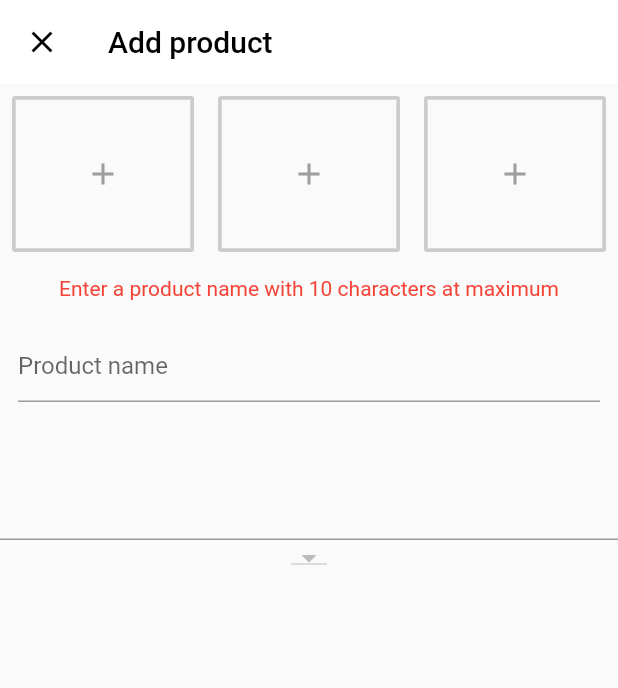
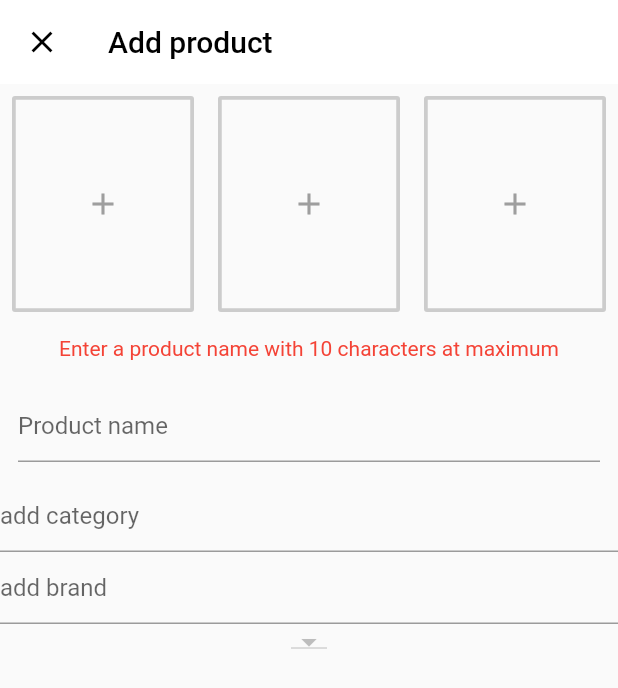
Before and after one commit to SergioEstebanPi/ecommerce-admin-flutter, a Flutter app: the AddProduct screen opened directly, on a phone screen of 412 x 824 dp. Shown: the top 688 px of the screen. Run offline on Flutter 3.47's test engine with Material 2 defaults, Android fonts, the phone set to English and light mode, and no system bars; drawn by our look-alikes of flutter_typeahead; our stand-ins replace cloud_firestore, firebase_core, fluttertoast; accounts and stored records are empty.

Commit message:
Categorias y marcas

```diff
--- a/lib/screens/add_product.dart
+++ b/lib/screens/add_product.dart
@@ -29,12 +29,6 @@ class _AddProductState extends State<AddProduct> {
   void initState() {
     super.initState();
     _getCategories();
-    /*
-    _currentCategory = categoriesDropDown[0] != null
-        ? categoriesDropDown[0].value
-        : 'Sin registros';
-
-     */
   }
   List<DropdownMenuItem<String>> getCategoriesDropDown(){
     List<DropdownMenuItem<String>> items = List();
@@ -42,14 +36,14 @@ class _AddProductState extends State<AddProduct> {
     print(categories.length);
     for(int i = 0; i < categories.length; i++){
       setState(() {
-        _currentCategory = categories[0]['categoryId'];
+        _currentCategory = categories[0]['category'];
         items.insert(
             0,
             DropdownMenuItem(
               child: Text(
-                  categories[i]['categoryName']
+                  categories[i]['category']
               ),
-              value: categories[i]['categoryId'],
+              value: categories[i]['category'],
             )
         );
       });
@@ -96,7 +90,7 @@ class _AddProductState extends State<AddProduct> {
                         width: 2.5
                       ),
                       child: Padding(
-                        padding: const EdgeInsets.fromLTRB(14, 40, 14, 40),
+                        padding: const EdgeInsets.fromLTRB(14, 60, 14, 60),
                         child: Icon(
                           Icons.add,
                           color: grey
@@ -117,7 +111,7 @@ class _AddProductState extends State<AddProduct> {
                           width: 2.5
                       ),
                       child: Padding(
-                        padding: const EdgeInsets.fromLTRB(14, 40, 14, 40),
+                        padding: const EdgeInsets.fromLTRB(14, 60, 14, 60),
                         child: Icon(
                             Icons.add,
                             color: grey
@@ -138,7 +132,7 @@ class _AddProductState extends State<AddProduct> {
                           width: 2.5
                       ),
                       child: Padding(
-                        padding: const EdgeInsets.fromLTRB(14, 40, 14, 40),
+                        padding: const EdgeInsets.fromLTRB(14, 60, 14, 60),
                         child: Icon(
                             Icons.add,
                             color: grey
@@ -178,13 +172,47 @@ class _AddProductState extends State<AddProduct> {
                 },
               ),
             ),
+            Visibility(
+              visible: _currentCategory != null,
+              child: InkWell(
+                child: Material(
+                  borderRadius: BorderRadius.circular(20),
+                  color: red,
+                  child: Padding(
+                    padding: const EdgeInsets.all(8.0),
+                    child: Row(
+                      children: [
+                        Expanded(
+                            child: Text(
+                              _currentCategory ?? "null",
+                              style: TextStyle(
+                                color: white
+                              ),
+                            )
+                        ),
+                        IconButton(
+                            icon: Icon(
+                              Icons.close,
+                              color: white
+                            ),
+                            onPressed: (){
+                              setState(() {
+                                _currentCategory = '';
+                              });
+                            }
+                        )
+                      ],
+                    ),
+                  ),
+                ),
+              ),
+            ),
             TypeAheadField(
               textFieldConfiguration: TextFieldConfiguration(
                   autofocus: false,
-                  style: DefaultTextStyle.of(context).style.copyWith(
-                      fontStyle: FontStyle.italic
-                  ),
-                  decoration: InputDecoration()
+                  decoration: InputDecoration(
+                    hintText: 'add category'
+                  )
               ),
               suggestionsCallback: (pattern) async {
                 return await _categoryService.getSuggestion(pattern);
@@ -196,11 +224,66 @@ class _AddProductState extends State<AddProduct> {
                 );
               },
               onSuggestionSelected: (suggestion) {
-                /*
-                Navigator.of(context).push(MaterialPageRoute(
-                    builder: (context) => ProductPage(product: suggestion)
-                ));
-                 */
+                setState(() {
+                  _currentCategory = suggestion['category'];
+                });
+              },
+            ),
+            Visibility(
+              visible: _currentBrand != null,
+              child: InkWell(
+                child: Material(
+                  borderRadius: BorderRadius.circular(20),
+                  color: red,
+                  child: Padding(
+                    padding: const EdgeInsets.all(8.0),
+                    child: Row(
+                      children: [
+                        Expanded(
+                            child: Text(
+                              _currentBrand ?? "null",
+                              style: TextStyle(
+                                  color: white
+                              ),
+                            )
+                        ),
+                        IconButton(
+                            icon: Icon(
+                                Icons.close,
+                                color: white
+                            ),
+                            onPressed: (){
+                              setState(() {
+                                _currentBrand = '';
+                              });
+                            }
+                        )
+                      ],
+                    ),
+                  ),
+                ),
+              ),
+            ),
+            TypeAheadField(
+              textFieldConfiguration: TextFieldConfiguration(
+                  autofocus: false,
+                  decoration: InputDecoration(
+                      hintText: 'add brand'
+                  )
+              ),
+              suggestionsCallback: (pattern) async {
+                return await _brandService.getSuggestion(pattern);
+              },
+              itemBuilder: (context, suggestion) {
+                return ListTile(
+                    leading: Icon(Icons.branding_watermark),
+                    title: Text(suggestion['brand'])
+                );
+              },
+              onSuggestionSelected: (suggestion) {
+                setState(() {
+                  _currentBrand = suggestion['brand'];
+                });
               },
             ),
             Center(
```
Also changed, not shown: lib/db/brand.dart (+14 -7 lines).
